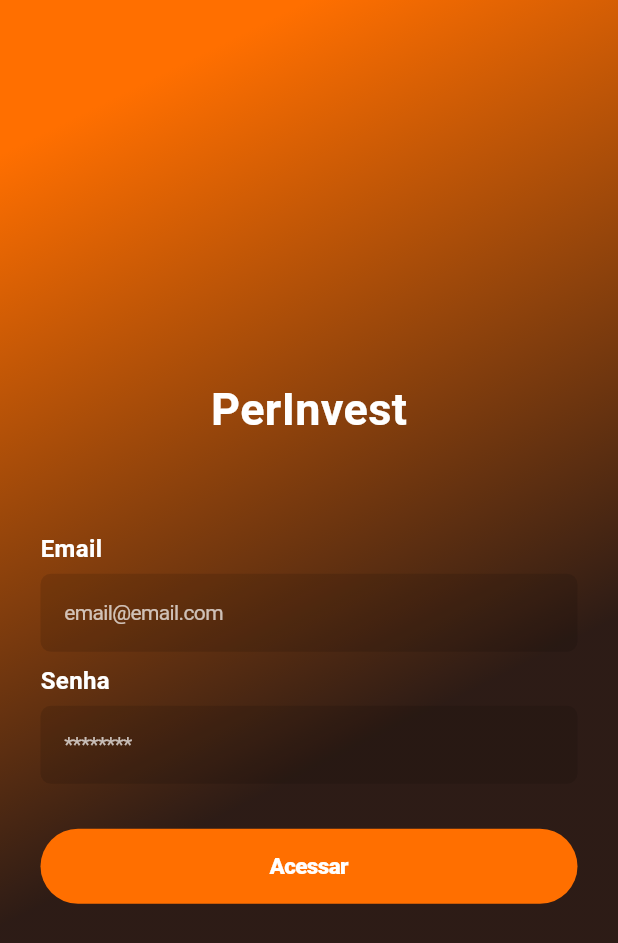
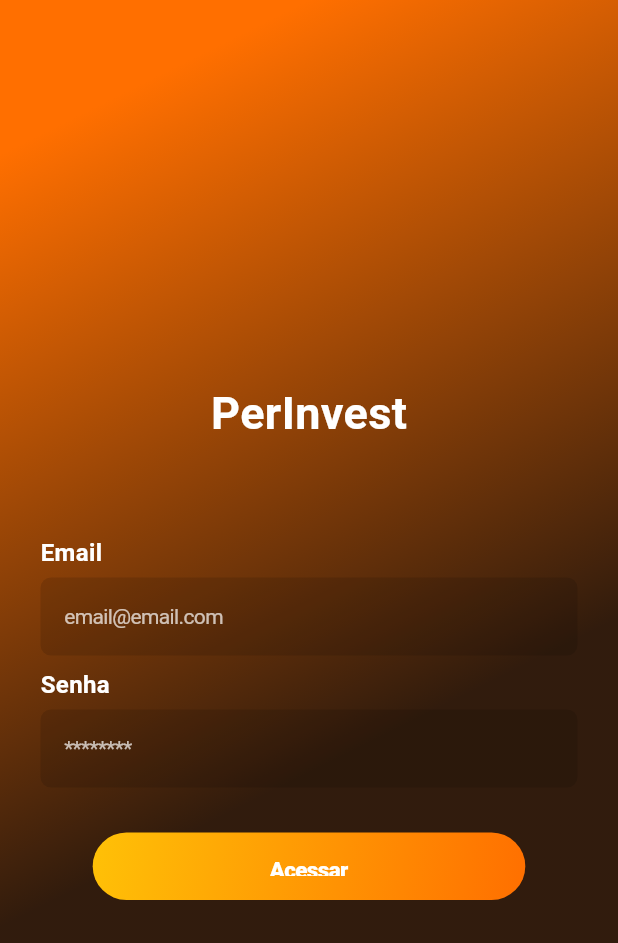
Before and after one commit to KevinFGR/PerInvest_APP, a Flutter app: the screen it shows after launch, on a phone screen of 412 x 824 dp. Shown: the top 943 px of the screen. Run offline on Flutter 3.47's test engine with Material 3 defaults, Android fonts, the light colour scheme and no system bars; our stand-ins replace fluttertoast, shared_preferences.

Commit message:
feat: colorHelper

```diff
--- a/perinvest_app/lib/app/auth/auth.page.dart
+++ b/perinvest_app/lib/app/auth/auth.page.dart
@@ -1,6 +1,7 @@
 import 'package:flutter/cupertino.dart';
 import 'package:flutter/material.dart';
 import 'package:perinvest_app/app/auth/auth.controller.dart';
+import 'package:perinvest_app/helpers/color.helper.dart';
 
 
 class LoginPage extends StatefulWidget {
@@ -30,8 +31,8 @@ class _LoginPageState extends State<LoginPage> {
         decoration: BoxDecoration(
           gradient: LinearGradient(
             colors: [
-              Colors.amber.shade900,
-              Colors.amber.shade900.withValues(alpha:0.1)
+              ColorHelper.primary,
+              ColorHelper.primary.withValues(alpha:0.1)
               // const Color.fromARGB(255, 0, 16, 28)
             ],
             begin: Alignment.topCenter,
@@ -127,13 +128,28 @@ class _LoginPageState extends State<LoginPage> {
             const SizedBox(height:30),
 
             // Acessar
-            SizedBox(
-              width: double.infinity,
+            // SizedBox(
+            //   width: double.infinity,
+            //   child:
+            Container(
+            width: MediaQuery.of(context).size.width * 0.7,
+            height: 45,
+            decoration: BoxDecoration(
+              borderRadius: BorderRadius.circular(30),
+              gradient: LinearGradient(
+                colors: [
+                  ColorHelper.primaryLight,
+                  ColorHelper.primary,
+                ],
+                begin: Alignment.topLeft,
+                end: Alignment.bottomRight,
+              ),
+            ),
               child: CupertinoButton(
                 borderRadius: const BorderRadius.all(
                   Radius.circular(30),
                 ),
-                color: Colors.amber[900],
+                color: Colors.transparent,
                 child: Text(
                   isLoading ? "carregando..." : "Acessar",
                   style:TextStyle(
--- a/perinvest_app/lib/app/pages.dart
+++ b/perinvest_app/lib/app/pages.dart
@@ -2,6 +2,7 @@ import 'package:flutter/material.dart';
 import 'package:perinvest_app/app/pages/cryptos/cryptos.page.dart';
 import 'package:perinvest_app/app/pages.controller.dart';
 import 'package:perinvest_app/app/topbar/topbar.page.dart';
+import 'package:perinvest_app/helpers/color.helper.dart';
 
 class Pages extends StatefulWidget {
   const Pages({super.key});
@@ -51,7 +52,7 @@ class PagesState extends State<Pages> {
           Container(
             height:100,
             width: double.infinity,
-            color: Colors.grey[900],
+            color: ColorHelper.darkLight,
             padding: const EdgeInsets.all(12),
             child: const Text('Bottom bar (fixa)'),
           ),
--- a/perinvest_app/lib/app/pages/cryptos/cryptos.page.dart
+++ b/perinvest_app/lib/app/pages/cryptos/cryptos.page.dart
@@ -1,5 +1,6 @@
 import 'package:flutter/material.dart';
 import 'package:perinvest_app/app/pages/cryptos/cryptos.controller.dart';
+import 'package:perinvest_app/helpers/color.helper.dart';
 
 class CryptosPage extends StatefulWidget {
     final Function(Widget) onChangePage;
@@ -28,7 +29,7 @@ class CryptosPageState extends State<CryptosPage> {
   @override
   Widget build(BuildContext context) {
     return Container(
-      color:Colors.grey.shade900.withValues(alpha: 0.4),
+      color:ColorHelper.darkLight.withValues(alpha: 0.4),
       width: MediaQuery.of(context).size.width,
       padding: const EdgeInsets.symmetric(horizontal: 20, vertical: 20),
       child:SingleChildScrollView(
--- a/perinvest_app/lib/app/topbar/topbar.page.dart
+++ b/perinvest_app/lib/app/topbar/topbar.page.dart
@@ -1,5 +1,6 @@
 import 'package:flutter/material.dart';
 import 'package:perinvest_app/app/topbar/topbar.controller.dart';
+import 'package:perinvest_app/helpers/color.helper.dart';
 
 class Topbar extends StatefulWidget {
   const Topbar({super.key, required this.title});
@@ -22,7 +23,7 @@ class TopbarState extends State<Topbar> {
   Widget build(BuildContext context) {
     return Container(
       height: 70,
-      color: Colors.grey.shade900,
+      color: ColorHelper.darkLight,
       width: double.infinity,
       alignment: Alignment.bottomCenter,
       padding: const EdgeInsets.symmetric(horizontal: 16, vertical: 12),
@@ -42,7 +43,7 @@ class TopbarState extends State<Topbar> {
                 style: TextStyle(
                   fontSize: 27,
                   fontWeight: FontWeight.bold,
-                  color: Colors.amber.shade900
+                  color: ColorHelper.primary
                 ),
               ),
             ),
--- /dev/null
+++ b/perinvest_app/lib/helpers/color.helper.dart
@@ -0,0 +1,7 @@
+import 'package:flutter/material.dart';
+
+class ColorHelper{
+  static Color primary = Colors.amber.shade900;
+  static Color primaryLight = Colors.amber.shade500;
+  static Color darkLight = Colors.grey.shade900;
+}
--- a/perinvest_app/lib/main.dart
+++ b/perinvest_app/lib/main.dart
@@ -1,5 +1,6 @@
 import 'package:flutter/material.dart';
 import 'package:perinvest_app/app/auth/auth.page.dart';
+import 'package:perinvest_app/helpers/color.helper.dart';
 
 void main() {
   runApp(const PerInvestApp());
@@ -15,7 +16,7 @@ class PerInvestApp extends StatelessWidget {
       debugShowCheckedModeBanner: false,
       theme: ThemeData(
         colorScheme: ColorScheme.fromSeed(
-          seedColor: Colors.deepPurple,
+          seedColor: ColorHelper.primary,
           brightness: Brightness.dark
           ),
       ),
```
Also changed, not shown: perinvest_app/lib/app/pages.controller.dart (+4 -3 lines).
